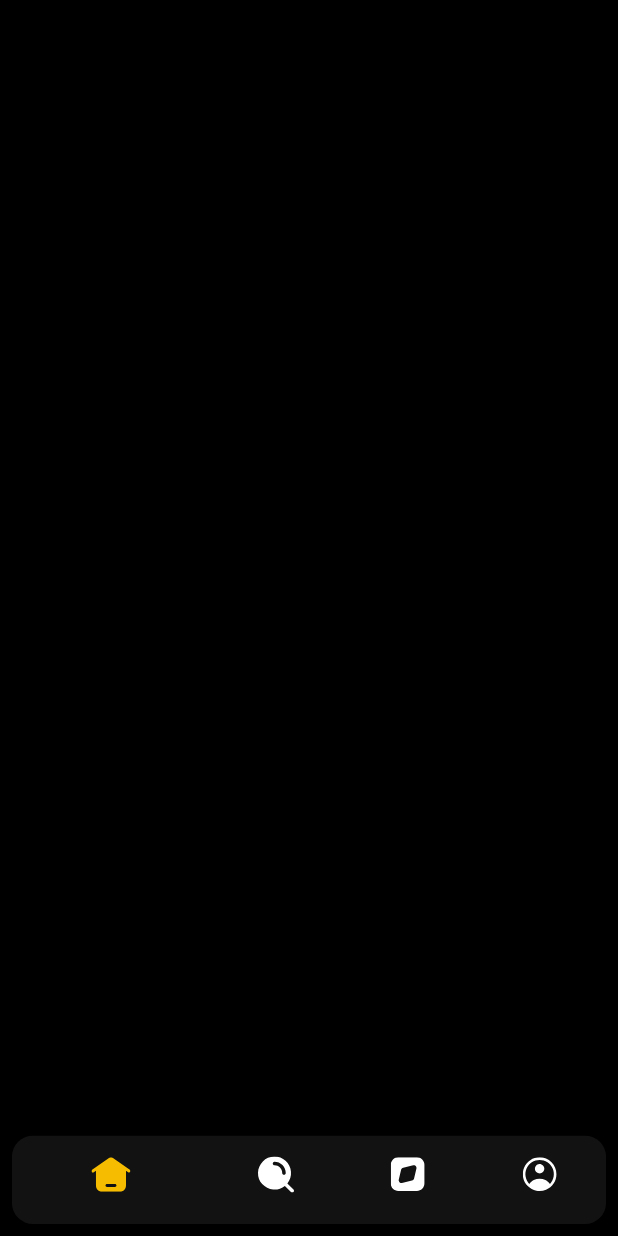
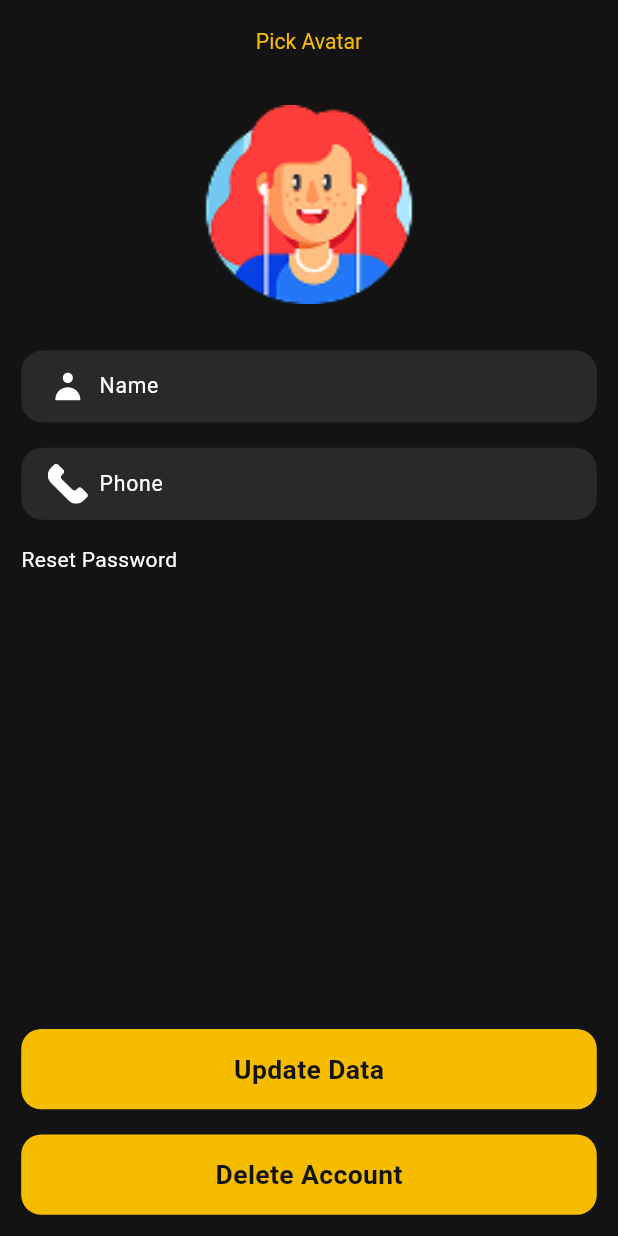
Before and after one commit to shaimaamagdy31/movies-app, a Flutter app: the screen it shows after launch, on a phone screen of 412 x 824 dp. Run offline on Flutter 3.47's test engine with Material 3 defaults, Android fonts, the phone set to English and light mode, and no system bars; our stand-ins replace flutter_screenutil, flutter_svg.

Commit message:
finish update-profile-screen ui

```diff
--- a/lib/core/utils/AssetsManager.dart
+++ b/lib/core/utils/AssetsManager.dart
@@ -42,6 +42,9 @@ static const profileIconSelected ="assets/images/Profile-selected.svg";
 static const cardImage ="assets/images/card-image.png";
 static const starIcon ="assets/images/star 1.svg";
 
+static const userIcon ="assets/images/User-4.svg";
+
+
 
 
 
--- a/lib/core/utils/StringsManager.dart
+++ b/lib/core/utils/StringsManager.dart
@@ -51,6 +51,11 @@ abstract final class StringsManager {
   static const String watchList="Watch List";
   static const String wishList="Wish List";
 
+  static const String pickAvatar="Pick Avatar";
+  static const String updateData="Update Data";
+  static const String deleteAccount="Delete Account";
+  static const String resetPassword="Reset Password";
+
 
 
 
--- a/lib/main.dart
+++ b/lib/main.dart
@@ -5,6 +5,7 @@ import 'package:movies_app/ui/forget_password/screen/forget_password_screen.dart
 import 'package:movies_app/ui/home/screen/home_screen.dart';
 import 'package:movies_app/ui/signin/screen/signin_screen.dart';
 import 'package:movies_app/ui/signup/screen/signup_screen.dart';
+import 'package:movies_app/ui/update_profile/screen/update_profile_screen.dart';
 
 void main() {
   runApp(const MyApp());
@@ -28,9 +29,10 @@ class MyApp extends StatelessWidget {
             SignupScreen.routeName:(context)=>SignupScreen(),
             SignInScreen.routeName:(context)=>SignInScreen(),
             ForgetPasswordScreen.routeName:(context)=>ForgetPasswordScreen(),
-            HomeScreen.routeName:(context)=>HomeScreen()
+            HomeScreen.routeName:(context)=>HomeScreen(),
+            UpdateProfileScreen.routeName:(context)=>UpdateProfileScreen()
           },
-          initialRoute:HomeScreen.routeName ,
+          initialRoute:UpdateProfileScreen.routeName ,
         );
       }
     );
--- /dev/null
+++ b/lib/ui/update_profile/screen/update_profile_screen.dart
@@ -0,0 +1,96 @@
+import 'package:flutter/material.dart';
+import 'package:flutter_screenutil/flutter_screenutil.dart';
+import 'package:movies_app/core/utils/AssetsManager.dart';
+import 'package:movies_app/core/utils/StringsManager.dart';
+import 'package:movies_app/ui/update_profile/wedgets/bottom_sheet_widget.dart';
+
+import '../../../core/reusable_components/customBtn.dart';
+import '../../../core/reusable_components/customTextFormField.dart';
+
+class UpdateProfileScreen extends StatefulWidget {
+  static const String routeName="update-Profile Screen";
+  const UpdateProfileScreen({super.key});
+
+  @override
+  State<UpdateProfileScreen> createState() => _UpdateProfileScreenState();
+}
+
+class _UpdateProfileScreenState extends State<UpdateProfileScreen> {
+  GlobalKey<FormState> formKey = GlobalKey<FormState>();
+  late TextEditingController nameController;
+  late TextEditingController phoneController;
+
+
+  @override
+  void initState() {
+    nameController = TextEditingController();
+    phoneController = TextEditingController();
+    super.initState();
+  }
+
+  @override
+  void dispose() {
+    nameController.dispose();
+    phoneController.dispose();
+    super.dispose();
+  }
+
+  @override
+  Widget build(BuildContext context) {
+    return Scaffold(
+      appBar: AppBar(title: Text(StringsManager.pickAvatar,),),
+      body: SafeArea(
+        child: Padding(
+          padding: REdgeInsets.all(16),
+          child: Column(
+            crossAxisAlignment: CrossAxisAlignment.start,
+            children: [
+              InkWell(
+                onTap:(){
+                  openBottomSheet(context);
+                }, child: Center(child: Image.asset(AssetsManager.gamer7,height:150.h,width: 150.w,fit:BoxFit.fill,))),
+              SizedBox(height: 35.h,),
+              CustomTextFormField(
+                hintText: StringsManager.nameHint,
+                controller: nameController,
+                keyboardType: TextInputType.name,
+                textInputAction: TextInputAction.next,
+                prefixIconData:AssetsManager.userIcon ,
+              ),
+              SizedBox(height: 19.h,),
+              CustomTextFormField(
+                hintText: StringsManager.phoneHint,
+                controller: phoneController,
+                keyboardType: TextInputType.phone,
+                textInputAction: TextInputAction.done,
+                prefixIconData: AssetsManager.phoneIcon,
+              ),
+              SizedBox(height: 19.h,),
+              Text(StringsManager.resetPassword),
+              Spacer(),
+              CustomBtn(text: StringsManager.updateData, onPressed: (){},
+                colorContainer:Theme.of(context).colorScheme.primary,
+                colorText: Theme.of(context).colorScheme.onPrimary,
+                borderContainer:Colors.transparent,
+              ),
+              SizedBox(height: 19.h,),
+              CustomBtn(text: StringsManager.deleteAccount, onPressed: (){},
+                colorContainer:Theme.of(context).colorScheme.primary,
+                colorText: Theme.of(context).colorScheme.onPrimary,
+                borderContainer:Colors.transparent,
+              ),
+            ],
+          ),
+        ),
+      ),
+    );
+  }
+   openBottomSheet(BuildContext context){
+    return showModalBottomSheet(
+      backgroundColor: Colors.transparent,
+        context: context,
+        builder: (context){
+      return BottomSheetWidget();
+    });
+  }
+}
```
Also changed, not shown: lib/ui/update_profile/wedgets/bottom_sheet_widget.dart (added, +38 -0 lines), lib/ui/update_profile/wedgets/image_view_item.dart (added, +24 -0 lines), assets/images/User-4.svg (added).
